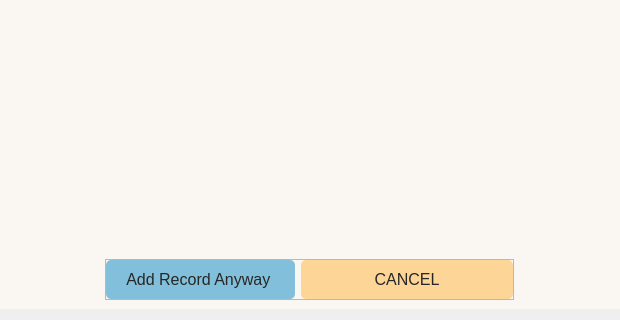
First picture: the form in Desktop_Application/Frontend/duplicateDialog.ui, repository DreddVDomasian/Petmate-Desktop-Application, before the edit; both pictures show x 147 to 767 and y 256 to 576 of the 914 by 576 pixel window.
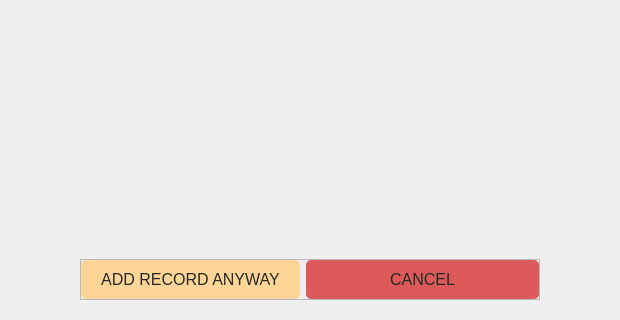
Second picture: the form after the edit. Icons and pictures are not drawn.

```diff
--- a/Desktop_Application/Frontend/duplicateDialog.ui
+++ b/Desktop_Application/Frontend/duplicateDialog.ui
@@ -18,7 +18,11 @@
     <widget class="QFrame" name="duplicationDialogFrame">
      <property name="styleSheet">
       <string notr="true">#duplicationDialogFrame{
-	background-color:#FAF7F3;
+	background-color: qlineargradient(
+		 y1: 0, x1: 0, y2: 1, x2: 0,
+		 stop: 0 #78B3CE, 
+    	 stop: 1 #D0F0FF
+	);
 	border-radius:15px;
 }
 
@@ -238,7 +242,7 @@
           <widget class="QPushButton" name="AddAnywayBtn">
            <property name="styleSheet">
             <string notr="true">QPushButton{
-	background-color:rgb(129, 191, 218);
+	background-color:rgb(252, 213, 151);
 	border-radius: 5px;
 	padding:10px 20px 10px 20px;
 }
@@ -249,7 +253,7 @@
 }</string>
            </property>
            <property name="text">
-            <string>Add Record Anyway </string>
+            <string>ADD RECORD ANYWAY</string>
            </property>
           </widget>
          </item>
@@ -263,20 +267,22 @@
            </property>
            <property name="minimumSize">
             <size>
-             <width>212</width>
+             <width>233</width>
              <height>0</height>
             </size>
            </property>
            <property name="styleSheet">
             <string notr="true">QPushButton{
-	background-color: #FCD597;
+	background-color:	rgb(220, 90, 90);
 	border-radius: 5px;
 	padding:10px 20px 10px 20px;
 }
 QPushButton:hover{
-background-color: rgb(223, 188, 134);
-border-radius: 10px;
-}</string>
+background-color:rgb(180, 120, 125);
+}
+
+
+</string>
            </property>
            <property name="text">
             <string>CANCEL</string>
```
Left out of the diff: 3 changed lines with no effect on the pictures.
